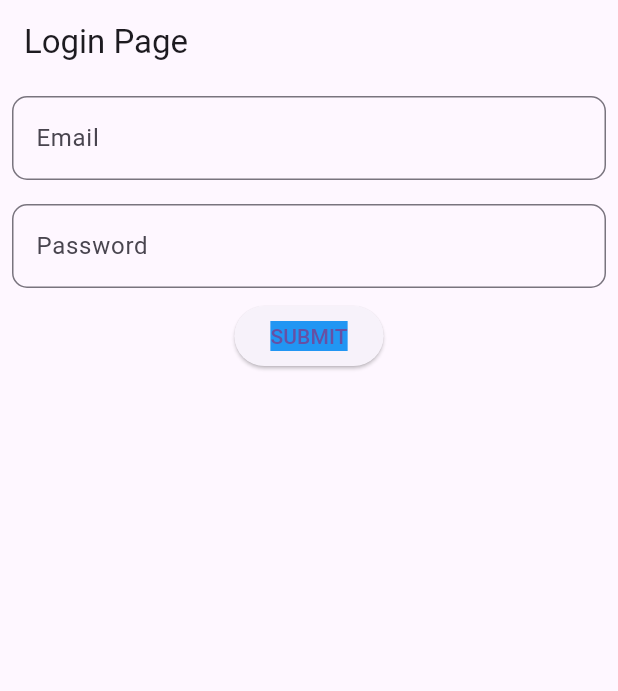
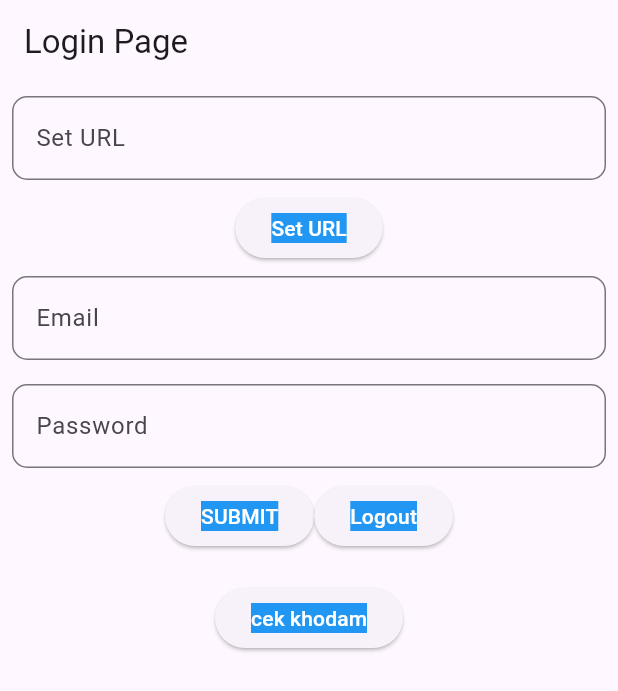
Before and after one commit to rifqirayita8/bloc-new, a Flutter app: the screen it shows after launch, on a phone screen of 412 x 824 dp. Shown: the top 691 px of the screen. Run offline on Flutter 3.47's test engine with Material 3 defaults, Android fonts, the phone set to English and light mode, and no system bars; our stand-ins replace dartz, dio, equatable, flutter_bloc, get_it, shared_preferences.

Commit message:
feat(setUrl) making setURL to dynamically set the baseURL of Dio. Also implementing sharedpreferences and interceptor from Dio.

```diff
--- a/lib/core/error/exception.dart
+++ b/lib/core/error/exception.dart
@@ -1,11 +1,11 @@
 class ServerException implements Exception {
   final String message;
 
-  ServerException({required this.message});
+  const ServerException({required this.message});
 }
 
 class GeneralException implements Exception {
   final String message;
 
-  GeneralException({required this.message});
+  const GeneralException({required this.message});
 }
--- /dev/null
+++ b/lib/core/services/shared_preferences.dart
@@ -0,0 +1,20 @@
+import 'package:my_practice_bloc/injection.dart';
+import 'package:shared_preferences/shared_preferences.dart';
+
+class SharedPreferencesHelper {
+  final SharedPreferences _prefs;
+
+  SharedPreferencesHelper() : _prefs = myInjection<SharedPreferences>();
+
+  Future<void> setUrl(String url) async {
+    await _prefs.setString('url', url);
+  }
+
+  Future<String?> getUrl() async {
+    return _prefs.getString('url');
+  }
+
+  Future<void> removeUrl() async {
+    await _prefs.remove('url');
+  }
+}
--- /dev/null
+++ b/lib/features/auth/data/datasources/auth_local_datasource.dart
@@ -0,0 +1,23 @@
+import 'package:my_practice_bloc/core/services/shared_preferences.dart';
+
+
+abstract class AuthLocalDatasource {
+  Future<void> authSetUrl(String url);
+  Future<void> authRemoveUrl();
+}
+
+class AuthLocalDatasourceImpl implements AuthLocalDatasource {
+  final SharedPreferencesHelper _sharedPreferencesHelper;
+
+  AuthLocalDatasourceImpl(this._sharedPreferencesHelper);
+
+  @override
+  Future<void> authSetUrl(String url) async {
+    await _sharedPreferencesHelper.setUrl(url);
+  }
+
+  @override
+  Future<void> authRemoveUrl() {
+    return _sharedPreferencesHelper.removeUrl();
+  }
+}
--- a/lib/features/auth/data/repositories/auth_repository_impl.dart
+++ b/lib/features/auth/data/repositories/auth_repository_impl.dart
@@ -1,13 +1,18 @@
 import 'package:dartz/dartz.dart';
 import 'package:my_practice_bloc/core/error/exception.dart';
 import 'package:my_practice_bloc/core/error/failure.dart';
+import 'package:my_practice_bloc/features/auth/data/datasources/auth_local_datasource.dart';
 import 'package:my_practice_bloc/features/auth/data/datasources/auth_remote_datasource.dart';
 import 'package:my_practice_bloc/features/auth/domain/repositories/auth_repository.dart';
 
 class AuthRepositoryImpl implements AuthRepository {
   final AuthRemoteDatasource authRemoteDatasource;
+  final AuthLocalDatasource authLocalDatasource;
 
-  AuthRepositoryImpl({required this.authRemoteDatasource});
+  AuthRepositoryImpl(
+    this.authRemoteDatasource,
+    this.authLocalDatasource
+  );
 
   @override
   Future<Either<Failure, String>> authLogin(String email, String password) async {
@@ -21,4 +26,8 @@ class AuthRepositoryImpl implements AuthRepository {
     }
   }
 
+  @override
+  Future<void> authSetUrl(String url) async {
+    return await authLocalDatasource.authSetUrl(url);
+  }
 }
--- a/lib/features/auth/domain/repositories/auth_repository.dart
+++ b/lib/features/auth/domain/repositories/auth_repository.dart
@@ -3,4 +3,5 @@ import 'package:my_practice_bloc/core/error/failure.dart';
 
 abstract class AuthRepository {
   Future<Either<Failure, String>> authLogin(String email, String password);
+  Future<void> authSetUrl(String url);
 }
--- /dev/null
+++ b/lib/features/auth/domain/usecases/user_set_url.dart
@@ -0,0 +1,11 @@
+import 'package:my_practice_bloc/features/auth/domain/repositories/auth_repository.dart';
+
+class UserSetUrl {
+  final AuthRepository authRepository;
+
+  UserSetUrl({required this.authRepository});
+
+  Future<void> execute(String url) async {
+    return await authRepository.authSetUrl(url);
+  }
+}
--- a/lib/features/auth/presentation/bloc/auth_bloc.dart
+++ b/lib/features/auth/presentation/bloc/auth_bloc.dart
@@ -1,16 +1,38 @@
 import 'package:equatable/equatable.dart';
 import 'package:flutter_bloc/flutter_bloc.dart';
+import 'package:my_practice_bloc/core/services/shared_preferences.dart';
 import 'package:my_practice_bloc/features/auth/domain/usecases/user_login.dart';
+import 'package:my_practice_bloc/features/auth/domain/usecases/user_set_url.dart';
 
 part 'auth_event.dart';
 part 'auth_state.dart';
 
 class AuthBloc extends Bloc<AuthEvent, AuthState> {
   final UserLogin userLogin;
-  AuthBloc(this.userLogin) : super(AuthInitial()) {
+  final UserSetUrl userSetUrl;
+  final SharedPreferencesHelper sharedPreferencesHelper;
+
+  AuthBloc(
+    this.userLogin,
+    this.userSetUrl,
+    this.sharedPreferencesHelper
+  ) : super(AuthInitial()) {
+
     on<AuthEvent>((_, emit) {
       emit(AuthLoading());
     });
+
+    on<AuthSetUrl>((event, emit) async {
+      final uri= Uri.tryParse(event.url);
+      if (uri == null || uri.scheme.isEmpty || uri.authority.isEmpty) {
+        emit(const SetUrlFailure(message: 'Invalid URL'));
+        return;
+      }
+      await userSetUrl.execute(event.url);
+      emit(const SetUrlSuccess(message: 'URL set successfully'));
+      print('URL set to: ${event.url}');
+    });
+
     on<AuthLogin>((event, emit) async {
       final res= await userLogin.execute(event.email, event.password);
 
@@ -19,5 +41,10 @@ class AuthBloc extends Bloc<AuthEvent, AuthState> {
         (message) => emit(AuthSuccess(message: message))
       );
     });
+
+    on<AuthLogout>((event, emit) async {
+      await sharedPreferencesHelper.removeUrl();
+      emit(AuthInitial());
+    });
   }
 }
--- a/lib/features/auth/presentation/bloc/auth_event.dart
+++ b/lib/features/auth/presentation/bloc/auth_event.dart
@@ -13,3 +13,13 @@ final class AuthLogin extends AuthEvent {
 
   const AuthLogin({required this.email, required this.password});
 }
+
+final class AuthSetUrl extends AuthEvent {
+  final String url;
+
+  const AuthSetUrl({required this.url});
+}
+
+final class AuthLogout extends AuthEvent {
+  const AuthLogout();
+}
--- a/lib/features/auth/presentation/bloc/auth_state.dart
+++ b/lib/features/auth/presentation/bloc/auth_state.dart
@@ -16,8 +16,20 @@ class AuthSuccess extends AuthState {
   const AuthSuccess({required this.message});
 }
 
+class SetUrlSuccess extends AuthState {
+  final String message;
+
+  const SetUrlSuccess({required this.message});
+}
+
 class AuthFailure extends AuthState {
   final String message;
 
   const AuthFailure({required this.message});
 }
+
+class SetUrlFailure extends AuthState {
+  final String message;
+
+  const SetUrlFailure({required this.message});
+}
--- a/lib/features/auth/presentation/pages/login_page.dart
+++ b/lib/features/auth/presentation/pages/login_page.dart
@@ -1,5 +1,6 @@
 import 'package:flutter/material.dart';
 import 'package:flutter_bloc/flutter_bloc.dart';
+import 'package:my_practice_bloc/core/services/shared_preferences.dart';
 import 'package:my_practice_bloc/features/auth/presentation/bloc/auth_bloc.dart';
 import 'package:my_practice_bloc/features/auth/presentation/widgets/custom_text_field.dart';
 
@@ -10,6 +11,8 @@ class LoginPage extends StatelessWidget {
   Widget build(BuildContext context) {
     final emailContoller = TextEditingController();
     final passwordController = TextEditingController();
+    final urlController = TextEditingController();
+
     return Scaffold(
       appBar: AppBar(
         title: const Text('Login Page'),
@@ -30,6 +33,20 @@ class LoginPage extends StatelessWidget {
                 backgroundColor: Colors.green,
               )
             );
+          } else if (state is SetUrlFailure) {
+            ScaffoldMessenger.of(context).showSnackBar(
+              SnackBar(
+                content: Text(state.message),
+                backgroundColor: Colors.red,
+              )
+            );
+          } else if (state is SetUrlSuccess) {
+            ScaffoldMessenger.of(context).showSnackBar(
+              SnackBar(
+                content: Text(state.message),
+                backgroundColor: Colors.green,
+              )
+            );
           }
         },
         builder: (context, state) {
@@ -42,15 +59,35 @@ class LoginPage extends StatelessWidget {
             child: Column(
               children: [
                 customTextField(
+                  hintText: 'Set URL',
+                  controller: urlController,
+                ),
+                ElevatedButton(
+                  onPressed: () {
+                    context.read<AuthBloc>().add(AuthSetUrl(url: urlController.text.trim()));
+                  },
+                  child: Container(
+                    color: Colors.blue,
+                    child: const Text(
+                      'Set URL',
+                      style: TextStyle(
+                        color: Colors.white
+                      ),
+                    ),
+                  )
+                ),
+                customTextField(
                   hintText: 'Email',
                   controller: emailContoller,
-                  isObscure: false
                 ),
                 customTextField(
                   hintText: 'Password',
                   controller: passwordController,
                   isObscure: true
                 ),
+                Row(
+                  mainAxisAlignment: MainAxisAlignment.center,
+                  children: [
                     ElevatedButton(
                       onPressed: () {
                         context.read<AuthBloc>().add(AuthLogin(
@@ -61,10 +98,45 @@ class LoginPage extends StatelessWidget {
                       child: Container(
                         color: Colors.blue,
                         child: const Text(
-                      'SUBMIT'
+                          'SUBMIT',
+                          style: TextStyle(
+                            color: Colors.white
+                          ),
                         ),
                       )
+                    ),
+                    ElevatedButton(
+                      onPressed: () {
+                        context.read<AuthBloc>().add(const AuthLogout());
+                      },
+                      child: Container(
+                        color: Colors.blue,
+                        child: const Text(
+                          'Logout',
+                          style: TextStyle(
+                            color: Colors.white
+                          ),
+                        ),
                       )
+                    ),
+                  ],
+                ),
+                const SizedBox(height: 20),
+                ElevatedButton(
+                  onPressed: () async {
+                    final url= await SharedPreferencesHelper().getUrl();
+                    print('Get URL: $url');
+                  },
+                  child: Container(
+                    color: Colors.blue,
+                    child: const Text(
+                      'cek khodam',
+                      style: TextStyle(
+                        color: Colors.white
+                      ),
+                    ),
+                  )
+                ),
               ],
             )
           );
--- a/lib/features/auth/presentation/widgets/custom_text_field.dart
+++ b/lib/features/auth/presentation/widgets/custom_text_field.dart
@@ -3,7 +3,7 @@ import 'package:flutter/material.dart';
 Widget customTextField({
   required String hintText,
   required TextEditingController controller,
-  required bool isObscure,
+  bool isObscure= false,
 }) {
   return Padding(
     padding: const EdgeInsets.all(8.0),
--- a/pubspec.yaml
+++ b/pubspec.yaml
@@ -14,6 +14,7 @@ dependencies:
     sdk: flutter
   flutter_bloc: ^8.1.6
   get_it: ^7.7.0
+  shared_preferences: ^2.3.2
 
 dev_dependencies:
   flutter_test:
```
Also changed, not shown: lib/core/services/my_interceptor.dart (added, +24 -0 lines), lib/features/auth/data/datasources/auth_remote_datasource.dart (+24 -5 lines), lib/injection.dart (+29 -2 lines), pubspec.lock, 1 other file. Lines whose indentation alone changed are shown as unchanged.
